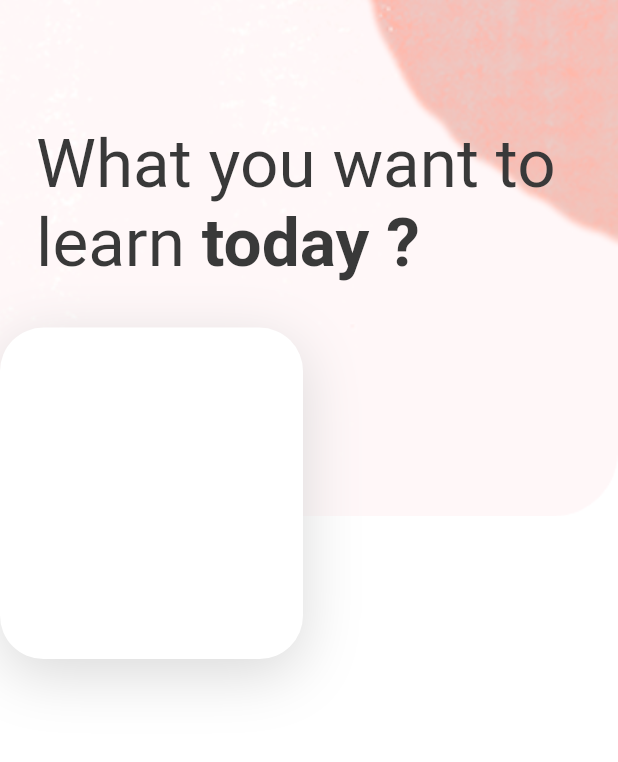
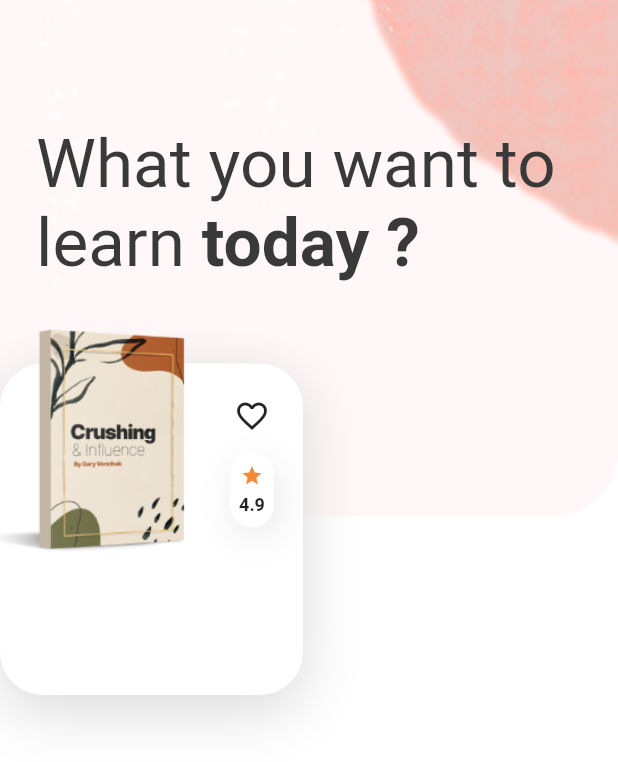
Before and after one commit to shahdat-sajib/libraryApp-ui-flutter, a Flutter app: the HomeScreen screen opened directly, on a phone screen of 412 x 824 dp. Shown: the top 762 px of the screen. Run offline on Flutter 3.47's test engine with Material 2 defaults, Android fonts, the phone set to English and light mode, and no system bars.

Commit message:
homepage card details added

```diff
--- a/lib/screens/home_screen.dart
+++ b/lib/screens/home_screen.dart
@@ -43,7 +43,11 @@ class HomeScreen extends StatelessWidget {
               width: 202,
               child: Stack(
                 children: [
-                  Container(
+                  Positioned(
+                    bottom: 0,
+                    left: 0,
+                    right: 0,
+                    child: Container(
                       height: 221,
                       decoration: BoxDecoration(color: Colors.white,
                       borderRadius: BorderRadius.circular(29),
@@ -53,9 +57,29 @@ class HomeScreen extends StatelessWidget {
                           blurRadius: 33,
                           color: kShadowColor,
                         )
-
                       ],
                       ),
+                    ),
+                  ),
+                  Image.asset(
+                    "assets/images/book-1.png",
+                    width: 150,
+                  ),
+                  Positioned(
+                    top: 35,
+                    right: 10,
+                    child: Column(
+                      children: [
+                        IconButton(
+                          icon: Icon(
+                            Icons.favorite_border,
+                          ),
+                          onPressed: (){},
+                          ),
+                          BookRating(score: 4.9,),
+                      ],
+                    ),
+
                   ),
                 ],
               ),
@@ -66,3 +90,47 @@ class HomeScreen extends StatelessWidget {
     );
   }
 }
+
+class BookRating extends StatelessWidget {
+  final double score;
+
+  const BookRating({
+    Key? key,
+    required this.score,
+
+  }) : super(key: key);
+
+  @override
+  Widget build(BuildContext context) {
+    return Container(
+    padding:
+        EdgeInsets.symmetric(vertical: 8, horizontal: 6),
+        decoration: BoxDecoration(
+          color: Colors.white,
+          borderRadius: BorderRadius.circular(16),
+          boxShadow: [
+            BoxShadow(
+              offset: Offset(3, 7),
+              blurRadius: 20,
+              color: Color(0xFD3D3D3).withOpacity(0.5),
+            ),
+          ],
+        ),
+        child: Column(
+          children: [
+            Icon(
+              Icons.star,
+              color: kIconColor,
+              size: 15,
+            ),
+            SizedBox(height: 5,),
+            Text("$score",
+            style: TextStyle(
+              fontSize: 12,
+              fontWeight: FontWeight.bold,
+            ),)
+          ],
+        ),
+                        );
+  }
+}
```
Lines whose indentation alone changed are shown as unchanged.
